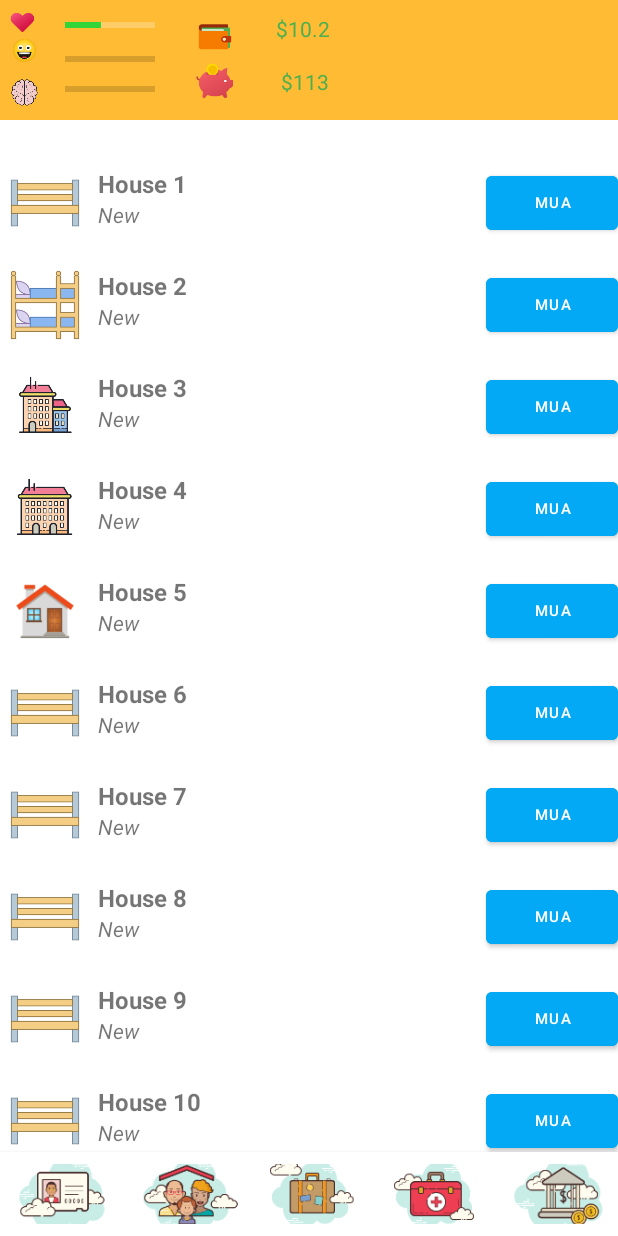
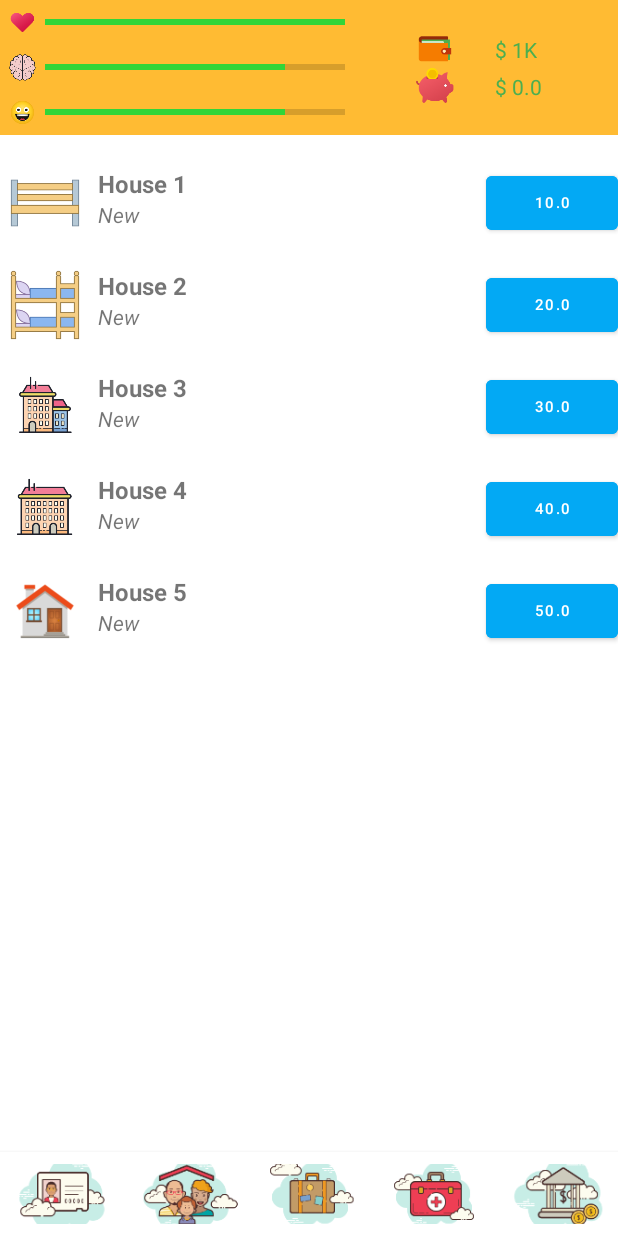
Before and after one commit to chaultm29/LifeSimulator, an Android app: the screen it shows after launch (MainActivity), on a phone screen of 412 x 824 dp. Run offline under Robolectric (Android 15) with nearby library versions, the phone set to English and light mode, and no system bars.

Commit message:
update screen1 and add attribute for identity

```diff
--- a/LifeSimulator/app/src/main/java/com/example/lifesimulator/Fragment/HouseListFragment.java
+++ b/LifeSimulator/app/src/main/java/com/example/lifesimulator/Fragment/HouseListFragment.java
@@ -13,6 +13,7 @@ import android.view.View;
 import android.view.ViewGroup;
 
 import com.example.lifesimulator.Adapter.HouseAdapter;
+import com.example.lifesimulator.Model.AppDataStore;
 import com.example.lifesimulator.Model.House;
 import com.example.lifesimulator.R;
 
@@ -80,9 +81,9 @@ public class HouseListFragment extends Fragment {
         super.onViewCreated(view, savedInstanceState);
         recyclerView = view.findViewById(R.id.houseList);
         recyclerView.getLayoutParams().height = 1000;
-        houses = new ArrayList<House>();
-        houses.add(new House("H"+1, "House 1", 10, "New", true, 9));
-        for (int i = 2; i <= 50; i++) {
+        houses = AppDataStore.identity.getHouses();
+
+        for (int i = 1; i <= 5; i++) {
             houses.add(new House("H"+i, "House "+ i, i*10, "New", false, i*9));
         }
 
--- a/LifeSimulator/app/src/main/java/com/example/lifesimulator/MainActivity.java
+++ b/LifeSimulator/app/src/main/java/com/example/lifesimulator/MainActivity.java
@@ -4,34 +4,48 @@ import androidx.annotation.NonNull;
 import androidx.appcompat.app.AppCompatActivity;
 import androidx.fragment.app.Fragment;
 
-import android.content.Context;
 import android.os.Bundle;
 import android.view.MenuItem;
+import android.widget.ProgressBar;
+import android.widget.TextView;
+
 import com.example.lifesimulator.Fragment.*;
 
+import com.example.lifesimulator.Model.Bank;
+import com.example.lifesimulator.Model.Condition;
 import com.example.lifesimulator.Model.Identity;
 import com.example.lifesimulator.Model.AppDataStore;
-import com.google.android.material.appbar.AppBarLayout;
 import com.google.android.material.bottomnavigation.BottomNavigationView;
 
 public class MainActivity extends AppCompatActivity {
 
     BottomNavigationView bottomNavigationView;
     Fragment selectedFragment = null;
+
+
+
+
     @Override
     protected void onCreate(Bundle savedInstanceState) {
         super.onCreate(savedInstanceState);
         setContentView(R.layout.activity_main);
+        AppDataStore.proHealthBar = findViewById(R.id.proHealthBar);
+        AppDataStore.proIntelBar = findViewById(R.id.proIntelBar);
+        AppDataStore.proHappyBar = findViewById(R.id.proHappyBar);
+        AppDataStore.txtCash = findViewById(R.id.txtCash);
+        AppDataStore.txtSaving = findViewById(R.id.txtSaving);
 
-        AppDataStore.identity = new Identity("Min", 20, false);
+        AppDataStore.identity = new Identity("Min", false);
+
+        AppDataStore.UpdateConditionView();
+        AppDataStore.UpdateBankView();
 
         bottomNavigationView = findViewById(R.id.bottom_navigation);
-
         bottomNavigationView.setOnNavigationItemSelectedListener(navigationItemSelectedListener);
         bottomNavigationView.setItemIconTintList(null);
         getSupportFragmentManager().beginTransaction().replace(R.id.fragment_container, new IdentityFragment()).commit();
+    }
 
-    }
     private BottomNavigationView.OnNavigationItemSelectedListener navigationItemSelectedListener = new BottomNavigationView.OnNavigationItemSelectedListener() {
         @Override
         public boolean onNavigationItemSelected(@NonNull MenuItem item) {
@@ -59,6 +73,4 @@ private BottomNavigationView.OnNavigationItemSelectedListener navigationItemSele
         }
 
     };
-
-
 }
--- a/LifeSimulator/app/src/main/java/com/example/lifesimulator/Model/AppDataStore.java
+++ b/LifeSimulator/app/src/main/java/com/example/lifesimulator/Model/AppDataStore.java
@@ -1,5 +1,27 @@
 package com.example.lifesimulator.Model;
+
+import android.widget.ProgressBar;
+import android.widget.TextView;
 
 public class AppDataStore {
     public static Identity identity;
+
+    public static ProgressBar proHealthBar;
+    public static ProgressBar proIntelBar;
+    public static ProgressBar proHappyBar;
+    public static TextView txtCash;
+    public static TextView txtSaving;
+
+    public static void UpdateConditionView(){
+        Condition condition = identity.getCondition();
+        proHealthBar.setProgress(condition.getHealth());
+        proIntelBar.setProgress(condition.getIntelligence());
+        proHappyBar.setProgress(condition.getHappiness());
+    }
+
+    public static void UpdateBankView(){
+        Bank bank = identity.getBank();
+        txtCash.setText("$ " + bank.getCashString());
+        txtSaving.setText("$ " + bank.getSavingMoneyString());
+    }
 }
--- /dev/null
+++ b/LifeSimulator/app/src/main/java/com/example/lifesimulator/Model/Bank.java
@@ -0,0 +1,83 @@
+package com.example.lifesimulator.Model;
+
+public class Bank {
+    private float cash;
+    private float savingMoney;
+    private float loan;
+
+    public Bank() {
+        cash = 1000;
+    }
+
+    public Bank(float cash, float savingMoney) {
+        this.cash = cash;
+        this.savingMoney = savingMoney;
+    }
+
+    public void increase(float money){
+        cash += money;
+    }
+
+    public boolean decrease(float money) {
+        if (cash >= money) {
+            cash -= money;
+            return true;
+        }
+        return false;
+    }
+
+    public boolean getLoan(float money) {
+        if (loan+money <= 10000) {//limit of loan
+            cash += money;
+            loan += money;
+            return true;
+        }
+        return false;
+    }
+
+    public boolean payLoan(float money) {
+        if (loan > 0) {
+            loan -= money;
+            if (loan < 0){
+                cash -= loan;
+                loan = 0;
+            }
+            return true;
+        }
+        return false;
+    }
+
+    public String convertMoneyString(float money){
+        int thousand = (int)(money/1000);
+        int million = (int)(money/1000000);
+        int billion = (int)(money/1000000000);
+        if (billion > 0) return billion + "B";
+        else if (million > 0) return million + "M";
+        else if (thousand > 0) return thousand + "K";
+        return money + "";
+    }
+
+    public float getCash() {
+        return cash;
+    }
+
+    public String getCashString() {
+        return convertMoneyString(cash);
+    }
+
+    public void setCash(float cash) {
+        this.cash = cash;
+    }
+
+    public float getSavingMoney() {
+        return savingMoney;
+    }
+
+    public String getSavingMoneyString() {
+        return convertMoneyString(savingMoney);
+    }
+
+    public void setSavingMoney(float savingMoney) {
+        this.savingMoney = savingMoney;
+    }
+}
--- /dev/null
+++ b/LifeSimulator/app/src/main/java/com/example/lifesimulator/Model/Condition.java
@@ -0,0 +1,61 @@
+package com.example.lifesimulator.Model;
+
+public class Condition {
+    private float height;
+    private float weight;
+    private int health;
+    private int happiness;
+    private int intelligence;
+
+    public Condition() {
+        //random condition in here
+    }
+
+    public Condition(float height, float weight, int health, int happiness, int intelligence) {
+        this.height = height;
+        this.weight = weight;
+        this.health = health;
+        this.happiness = happiness;
+        this.intelligence = intelligence;
+    }
+
+    public float getHeight() {
+        return height;
+    }
+
+    public void setHeight(float height) {
+        this.height = height;
+    }
+
+    public float getWeight() {
+        return weight;
+    }
+
+    public void setWeight(float weight) {
+        this.weight = weight;
+    }
+
+    public int getHealth() {
+        return health;
+    }
+
+    public void setHealth(int health) {
+        this.health = health;
+    }
+
+    public int getHappiness() {
+        return happiness;
+    }
+
+    public void setHappiness(int happiness) {
+        this.happiness = happiness;
+    }
+
+    public int getIntelligence() {
+        return intelligence;
+    }
+
+    public void setIntelligence(int intelligence) {
+        this.intelligence = intelligence;
+    }
+}
--- a/LifeSimulator/app/src/main/java/com/example/lifesimulator/Model/Identity.java
+++ b/LifeSimulator/app/src/main/java/com/example/lifesimulator/Model/Identity.java
@@ -1,17 +1,53 @@
 package com.example.lifesimulator.Model;
+
+import java.util.ArrayList;
 
 public class Identity {
     private String name;
     private int age;
     private boolean gender;
+    private Condition condition;
+    private Bank bank;
+    private ArrayList<House> houses;
 
     public Identity() {
     }
 
-    public Identity(String name, int age, boolean gender) {
+    public Identity(String name, boolean gender) {
         this.name = name;
-        this.age = age;
+        this.age = 1;
         this.gender = gender;
+        condition = new Condition(30, 3, 100, 80, 80);
+        bank = new Bank();
+        houses = new ArrayList<>();
+    }
+
+    public ArrayList<House> getHouses() {
+        return houses;
+    }
+
+    public void setHouses(ArrayList<House> houses) {
+        this.houses = houses;
+    }
+
+    public boolean buy(NetWorth thing){
+        return bank.decrease(thing.price);
+    }
+
+    public Bank getBank() {
+        return bank;
+    }
+
+    public void setBank(Bank bank) {
+        this.bank = bank;
+    }
+
+    public Condition getCondition() {
+        return condition;
+    }
+
+    public void setCondition(Condition condition) {
+        this.condition = condition;
     }
 
     public String getName() {
--- a/LifeSimulator/app/src/main/res/layout/toolbar.xml
+++ b/LifeSimulator/app/src/main/res/layout/toolbar.xml
@@ -1,117 +1,116 @@
 <?xml version="1.0" encoding="utf-8"?>
-<RelativeLayout xmlns:android="http://schemas.android.com/apk/res/android"
+<androidx.constraintlayout.widget.ConstraintLayout xmlns:android="http://schemas.android.com/apk/res/android"
     xmlns:app="http://schemas.android.com/apk/res-auto"
+    xmlns:tools="http://schemas.android.com/tools"
+    android:id="@+id/relativeLayout"
     android:layout_width="match_parent"
-    android:layout_height="80dp"
+    android:layout_height="90dp"
     android:background="@android:color/holo_orange_light">
 
     <ImageView
         android:id="@+id/imageView2"
         android:layout_width="30dp"
         android:layout_height="30dp"
+        app:layout_constraintStart_toStartOf="parent"
+        app:layout_constraintTop_toTopOf="parent"
         app:srcCompat="@mipmap/ic_toolbar_heart_foreground" />
 
     <ProgressBar
-        android:id="@+id/progressBar"
+        android:id="@+id/proHealthBar"
         style="?android:attr/progressBarStyleHorizontal"
-        android:layout_width="60dp"
+        android:layout_width="200dp"
         android:layout_height="30dp"
-        android:layout_alignParentStart="true"
-        android:layout_alignParentTop="true"
-        android:layout_marginStart="43dp"
-        android:layout_marginTop="2dp"
         android:max="100"
         android:maxHeight="16dip"
+        android:min="0"
         android:progress="40"
         android:progressBackgroundTint="#FFFFFF"
-        android:progressTint="#32D538" />
+        android:progressTint="#32D538"
+        app:layout_constraintBottom_toBottomOf="@+id/imageView2"
+        app:layout_constraintStart_toEndOf="@+id/imageView2"
+        app:layout_constraintTop_toTopOf="@+id/imageView2" />
 
     <ImageView
         android:id="@+id/imageView3"
         android:layout_width="30dp"
         android:layout_height="30dp"
-        android:layout_alignParentStart="true"
-        android:layout_alignParentBottom="true"
-        android:layout_centerVertical="true"
-        android:layout_marginStart="1dp"
-        android:layout_marginBottom="31dp"
+        app:layout_constraintBottom_toBottomOf="parent"
+        app:layout_constraintStart_toStartOf="parent"
         app:srcCompat="@mipmap/ic_toolbar_happy_foreground" />
 
     <ProgressBar
-        android:id="@+id/progressBar2"
+        android:id="@+id/proHappyBar"
         style="?android:attr/progressBarStyleHorizontal"
-        android:layout_width="60dp"
+        android:layout_width="200dp"
         android:layout_height="30dp"
-        android:layout_alignParentStart="true"
-        android:layout_centerVertical="true"
-        android:layout_marginStart="43dp"
-        android:progressTint="#32D538" />
+        android:max="100"
+        android:min="0"
+        android:progressTint="#32D538"
+        app:layout_constraintBottom_toBottomOf="@+id/imageView3"
+        app:layout_constraintStart_toEndOf="@+id/imageView3"
+        app:layout_constraintTop_toTopOf="@+id/imageView3" />
 
     <ImageView
         android:id="@+id/imageView4"
         android:layout_width="30dp"
         android:layout_height="30dp"
-        android:layout_alignParentStart="true"
-        android:layout_alignParentBottom="true"
-        android:layout_marginStart="1dp"
-        android:layout_marginBottom="3dp"
+        app:layout_constraintBottom_toTopOf="@+id/imageView3"
+        app:layout_constraintStart_toStartOf="parent"
+        app:layout_constraintTop_toBottomOf="@+id/imageView2"
+        app:layout_constraintVertical_bias="1.0"
         app:srcCompat="@mipmap/ic_toolbar_brain_foreground" />
 
     <ProgressBar
-        android:id="@+id/progressBar3"
+        android:id="@+id/proIntelBar"
         style="?android:attr/progressBarStyleHorizontal"
-        android:layout_width="60dp"
+        android:layout_width="200dp"
         android:layout_height="30dp"
-        android:layout_alignParentStart="true"
-        android:layout_alignParentBottom="true"
-        android:layout_marginStart="43dp"
-        android:layout_marginBottom="5dp"
-        android:progressTint="#32D538" />
+        android:max="100"
+        android:min="0"
+        android:progressTint="#32D538"
+        app:layout_constraintBottom_toBottomOf="@+id/imageView4"
+        app:layout_constraintStart_toEndOf="@+id/imageView4"
+        app:layout_constraintTop_toBottomOf="@+id/imageView2"
+        app:layout_constraintVertical_bias="0.0" />
 
     <ImageView
         android:id="@+id/imageView5"
         android:layout_width="60dp"
         android:layout_height="45dp"
-        android:layout_alignParentStart="true"
-        android:layout_alignParentTop="true"
-        android:layout_centerVertical="true"
-        android:layout_marginStart="113dp"
-        android:layout_marginTop="2dp"
+        android:layout_marginStart="30dp"
+        android:layout_marginTop="10dp"
+        app:layout_constraintStart_toEndOf="@+id/proHealthBar"
+        app:layout_constraintTop_toTopOf="parent"
         app:srcCompat="@mipmap/ic_toolbar_wallet_foreground" />
 
     <ImageView
         android:id="@+id/imageView6"
         android:layout_width="60dp"
         android:layout_height="45dp"
-        android:layout_alignParentStart="true"
-        android:layout_alignParentTop="true"
-        android:layout_alignParentBottom="true"
-        android:layout_marginStart="113dp"
-        android:layout_marginTop="32dp"
-        android:layout_marginBottom="3dp"
+        android:layout_marginBottom="10dp"
+        app:layout_constraintBottom_toBottomOf="parent"
+        app:layout_constraintStart_toStartOf="@+id/imageView5"
         app:srcCompat="@mipmap/ic_toolbar_moneybox_foreground" />
 
     <TextView
-        android:id="@+id/textView"
+        android:id="@+id/txtCash"
         android:layout_width="wrap_content"
         android:layout_height="wrap_content"
-        android:layout_alignParentTop="true"
-        android:layout_alignParentEnd="true"
-        android:layout_centerHorizontal="true"
-        android:layout_marginTop="9dp"
-        android:layout_marginEnd="192dp"
+        android:layout_marginStart="10dp"
         android:text="$10.2"
-        android:textColor="#4CAF50" />
+        android:textColor="#4CAF50"
+        app:layout_constraintBottom_toBottomOf="@+id/imageView5"
+        app:layout_constraintStart_toEndOf="@+id/imageView5"
+        app:layout_constraintTop_toTopOf="@+id/imageView5" />
 
     <TextView
-        android:id="@+id/textView2"
+        android:id="@+id/txtSaving"
         android:layout_width="wrap_content"
         android:layout_height="wrap_content"
-        android:layout_alignParentStart="true"
-        android:layout_alignParentBottom="true"
-        android:layout_centerHorizontal="true"
-        android:layout_marginStart="187dp"
-        android:layout_marginBottom="16dp"
+        android:layout_marginStart="10dp"
         android:text="$113"
-        android:textColor="#4CAF50" />
-</RelativeLayout>
+        android:textColor="#4CAF50"
+        app:layout_constraintBottom_toBottomOf="@+id/imageView6"
+        app:layout_constraintStart_toEndOf="@+id/imageView6"
+        app:layout_constraintTop_toTopOf="@+id/imageView6" />
+</androidx.constraintlayout.widget.ConstraintLayout>
```
Also changed, not shown: LifeSimulator/app/src/main/java/com/example/lifesimulator/Adapter/HouseAdapter.java (+18 -6 lines). Lines whose indentation alone changed are shown as unchanged.
